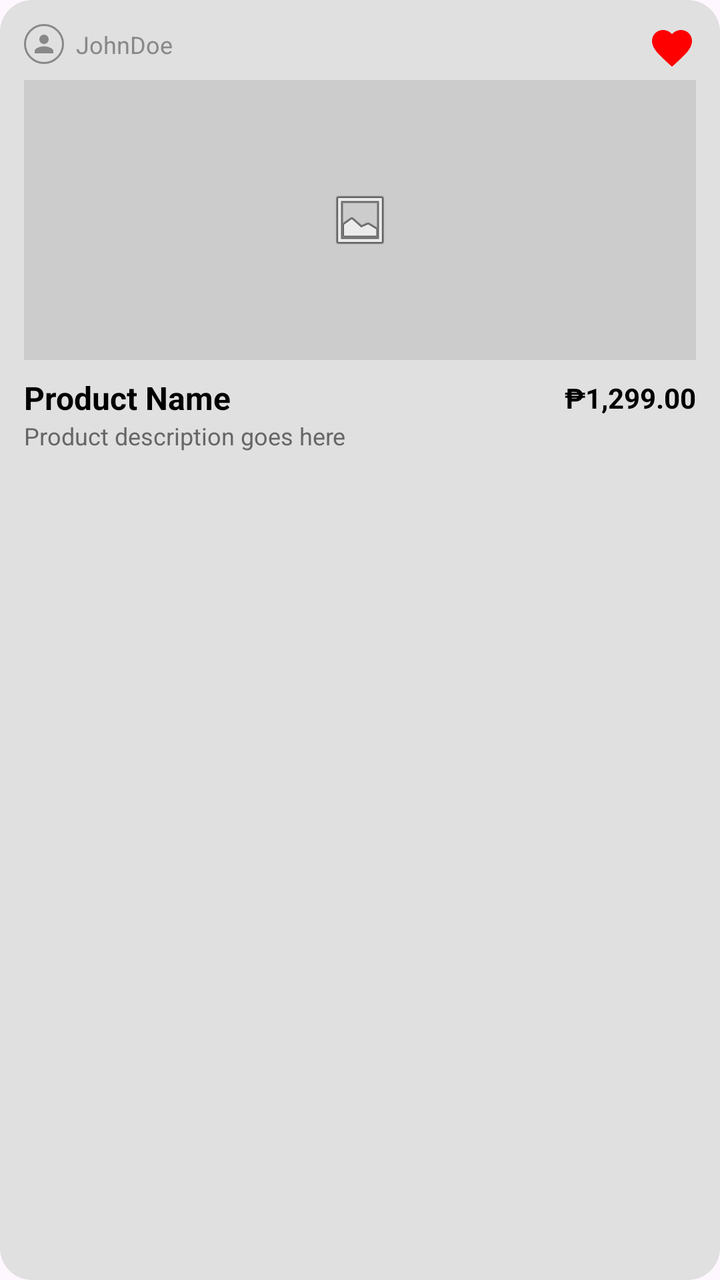
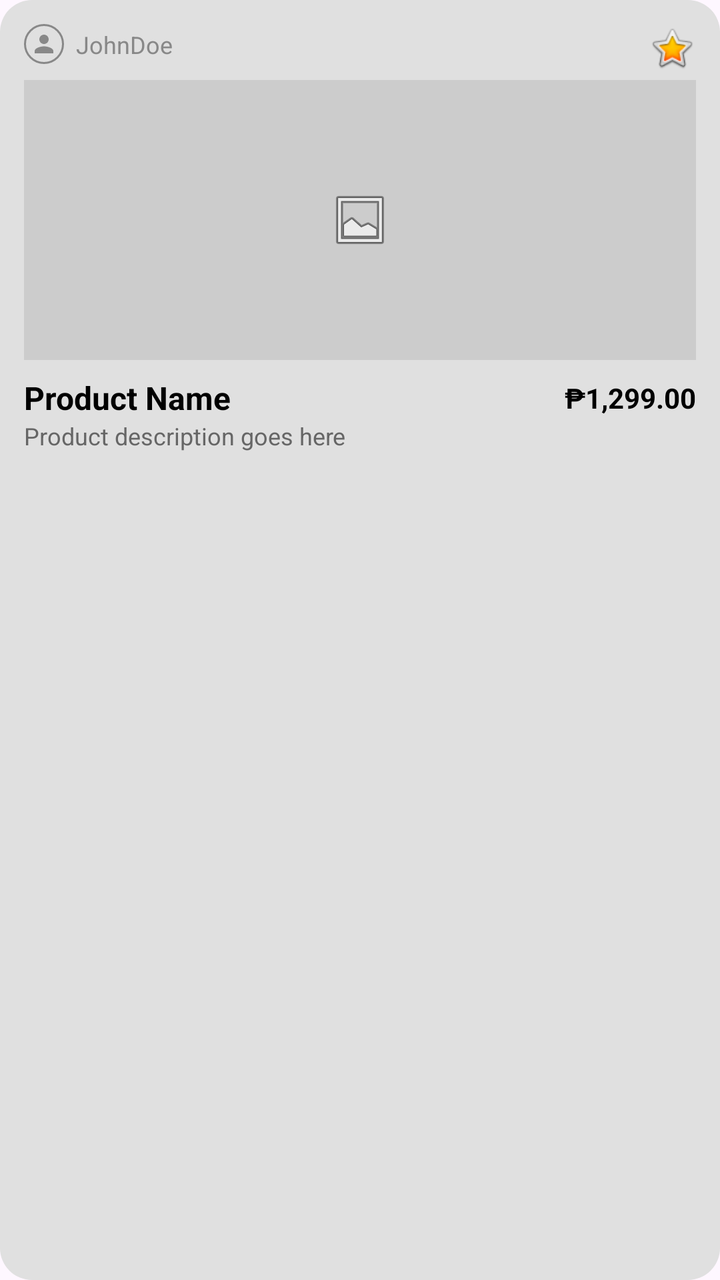

Before-and-after screenshots of an Android layout around one commit, followed by the original layout XML and the change that was made.
<!-- AndroidManifest.xml: application theme Theme.AppDevLocalBuyAndSellSystem -->
<!-- res/layout/item_favorite.xml -->
<?xml version="1.0" encoding="utf-8"?>
<androidx.constraintlayout.widget.ConstraintLayout xmlns:android="http://schemas.android.com/apk/res/android"
    xmlns:app="http://schemas.android.com/apk/res-auto"
    android:layout_width="match_parent"
    android:layout_height="wrap_content"
    android:layout_margin="8dp"
    android:background="@drawable/product_card_bg"
    android:padding="12dp">

    <ImageView
        android:id="@+id/ivFavoriteUserIcon"
        android:layout_width="20dp"
        android:layout_height="20dp"
        android:background="@drawable/circle_outline_bg"
        android:padding="3dp"
        android:src="@drawable/ic_user"
        app:layout_constraintStart_toStartOf="parent"
        app:layout_constraintTop_toTopOf="parent"
        app:tint="#888888"
        android:contentDescription="Seller profile" />

    <TextView
        android:id="@+id/tvFavoriteUsername"
        android:layout_width="wrap_content"
        android:layout_height="wrap_content"
        android:layout_marginStart="6dp"
        android:text="JohnDoe"
        android:textColor="#888888"
        android:textSize="12sp"
        app:layout_constraintBottom_toBottomOf="@id/ivFavoriteUserIcon"
        app:layout_constraintStart_toEndOf="@id/ivFavoriteUserIcon"
        app:layout_constraintTop_toTopOf="@id/ivFavoriteUserIcon" />

    <LinearLayout
        android:id="@+id/ratingContainerFav"
        android:layout_width="wrap_content"
        android:layout_height="wrap_content"
        android:layout_marginEnd="8dp"
        android:gravity="center_vertical"
        android:orientation="horizontal"
        app:layout_constraintEnd_toStartOf="@id/ivFavoriteHeart"
        app:layout_constraintTop_toTopOf="parent"/>

    <ImageView
        android:id="@+id/ivFavoriteHeart"
        android:layout_width="24dp"
        android:layout_height="24dp"
        android:src="@drawable/ic_heart_filled"
        app:layout_constraintEnd_toEndOf="parent"
        app:layout_constraintTop_toTopOf="parent"
        android:contentDescription="Remove from favorites" />

    <ImageView
        android:id="@+id/ivFavoriteImage"
        android:layout_width="0dp"
        android:layout_height="140dp"
        android:layout_marginTop="8dp"
        android:contentDescription="Product Image"
        android:scaleType="centerInside"
        android:src="@android:drawable/ic_menu_gallery"
        android:background="#CCCCCC"
        app:layout_constraintEnd_toEndOf="parent"
        app:layout_constraintStart_toStartOf="parent"
        app:layout_constraintTop_toBottomOf="@id/ivFavoriteUserIcon" />

    <TextView
        android:id="@+id/tvFavoriteName"
        android:layout_width="0dp"
        android:layout_height="wrap_content"
        android:layout_marginTop="8dp"
        android:layout_marginEnd="8dp"
        android:text="Product Name"
        android:textColor="#000000"
        android:textSize="16sp"
        android:textStyle="bold"
        app:layout_constraintEnd_toStartOf="@id/tvFavoritePrice"
        app:layout_constraintStart_toStartOf="parent"
        app:layout_constraintTop_toBottomOf="@id/ivFavoriteImage" />

    <TextView
        android:id="@+id/tvFavoritePrice"
        android:layout_width="wrap_content"
        android:layout_height="wrap_content"
        android:text="₱1,299.00"
        android:textColor="#000000"
        android:textSize="14sp"
        android:textStyle="bold"
        app:layout_constraintBottom_toBottomOf="@id/tvFavoriteName"
        app:layout_constraintEnd_toEndOf="parent"
        app:layout_constraintTop_toTopOf="@id/tvFavoriteName" />

    <TextView
        android:id="@+id/tvFavoriteDesc"
        android:layout_width="wrap_content"
        android:layout_height="wrap_content"
        android:text="Product description goes here"
        android:textColor="#666666"
        android:textSize="12sp"
        app:layout_constraintStart_toStartOf="parent"
        app:layout_constraintTop_toBottomOf="@id/tvFavoriteName" />

</androidx.constraintlayout.widget.ConstraintLayout>
<!-- resources referenced by this layout -->
<resources>
  <!-- drawable circle_outline_bg (drawable) -->
  <?xml version="1.0" encoding="utf-8"?>
  <shape xmlns:android="http://schemas.android.com/apk/res/android"
      android:shape="oval">
      <stroke
          android:width="1dp"
          android:color="#888888" />
      <solid android:color="@android:color/transparent"/>
  </shape>
  <!-- drawable ic_heart_filled (drawable) -->
  <vector xmlns:android="http://schemas.android.com/apk/res/android"
      android:width="24dp"
      android:height="24dp"
      android:viewportWidth="24"
      android:viewportHeight="24">
      <path
          android:fillColor="#FF0000"
          android:pathData="M12,21.35l-1.45,-1.32C5.4,15.36 2,12.28 2,8.5 2,5.42 4.42,3 7.5,3c1.74,0 3.41,0.81 4.5,2.09C13.09,3.81 14.76,3 16.5,3 19.58,3 22,5.42 22,8.5c0,3.78 -3.4,6.86 -8.55,11.54L12,21.35z"/>
  </vector>
  <!-- drawable ic_user (drawable) -->
  <vector xmlns:android="http://schemas.android.com/apk/res/android"
      android:width="24dp"
      android:height="24dp"
      android:viewportWidth="24"
      android:viewportHeight="24">
      <path
          android:fillColor="#1F6F5F"
          android:pathData="M12,12c2.21,0 4,-1.79 4,-4s-1.79,-4 -4,-4 -4,1.79 -4,4 1.79,4 4,4zM12,14c-2.67,0 -8,1.34 -8,4v2h16v-2c0,-2.66 -5.33,-4 -8,-4z" />
  </vector>
  <!-- drawable product_card_bg (drawable) -->
  <?xml version="1.0" encoding="utf-8"?>
  <shape xmlns:android="http://schemas.android.com/apk/res/android"
      android:shape="rectangle">
      <solid android:color="#E0E0E0" />
      <corners android:radius="16dp" />
  </shape>
  <style name="Theme.AppDevLocalBuyAndSellSystem" parent="Base.Theme.AppDevLocalBuyAndSellSystem" />
  <style name="Base.Theme.AppDevLocalBuyAndSellSystem" parent="Theme.Material3.DayNight.NoActionBar">
          
          
      </style>
</resources>

<!-- the commit's change to res/layout/item_favorite.xml (unified diff, before → after) -->
@@ -45,7 +45,7 @@
         android:id="@+id/ivFavoriteHeart"
         android:layout_width="24dp"
         android:layout_height="24dp"
-        android:src="@drawable/ic_heart_filled"
+        android:src="@android:drawable/btn_star_big_on"
         app:layout_constraintEnd_toEndOf="parent"
         app:layout_constraintTop_toTopOf="parent"
         android:contentDescription="Remove from favorites" />
<!-- resource entries referenced after the edit -->
@@ -9,16 +9,6 @@
           android:color="#888888" />
       <solid android:color="@android:color/transparent"/>
   </shape>
-  <!-- drawable ic_heart_filled (drawable) -->
-  <vector xmlns:android="http://schemas.android.com/apk/res/android"
-      android:width="24dp"
-      android:height="24dp"
-      android:viewportWidth="24"
-      android:viewportHeight="24">
-      <path
-          android:fillColor="#FF0000"
-          android:pathData="M12,21.35l-1.45,-1.32C5.4,15.36 2,12.28 2,8.5 2,5.42 4.42,3 7.5,3c1.74,0 3.41,0.81 4.5,2.09C13.09,3.81 14.76,3 16.5,3 19.58,3 22,5.42 22,8.5c0,3.78 -3.4,6.86 -8.55,11.54L12,21.35z"/>
-  </vector>
   <!-- drawable ic_user (drawable) -->
   <vector xmlns:android="http://schemas.android.com/apk/res/android"
       android:width="24dp"
